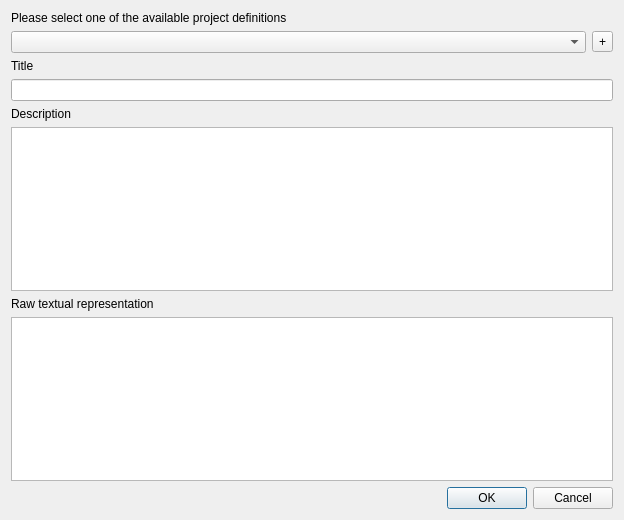
First picture: the form in ui/ui_projects_manager_dialog.ui, repository gem/oq-irmt-qgis, before the edit.
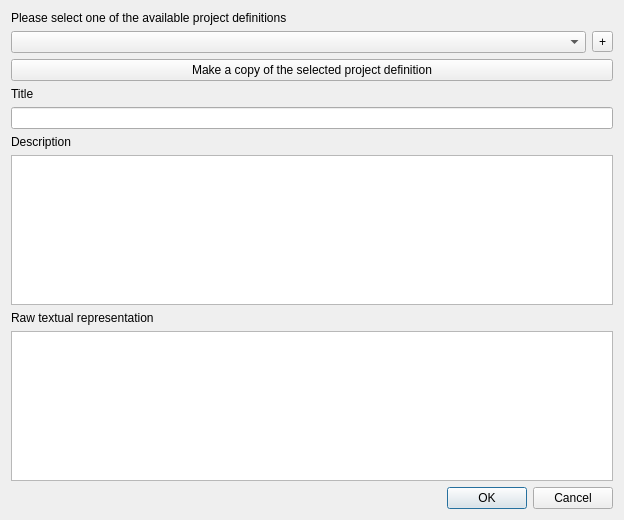
Second picture: the form after the edit.

Commit message: Add button to the project manager, to make a copy of the current project definition

Diff of the .ui file:
```diff
--- a/ui/ui_projects_manager_dialog.ui
+++ b/ui/ui_projects_manager_dialog.ui
@@ -81,6 +81,13 @@
      </property>
     </widget>
    </item>
+   <item row="3" column="0">
+    <widget class="QPushButton" name="clone_btn">
+     <property name="text">
+      <string>Make a copy of the selected project definition</string>
+     </property>
+    </widget>
+   </item>
   </layout>
  </widget>
  <resources/>
```
The commit also changes 2 other files.
